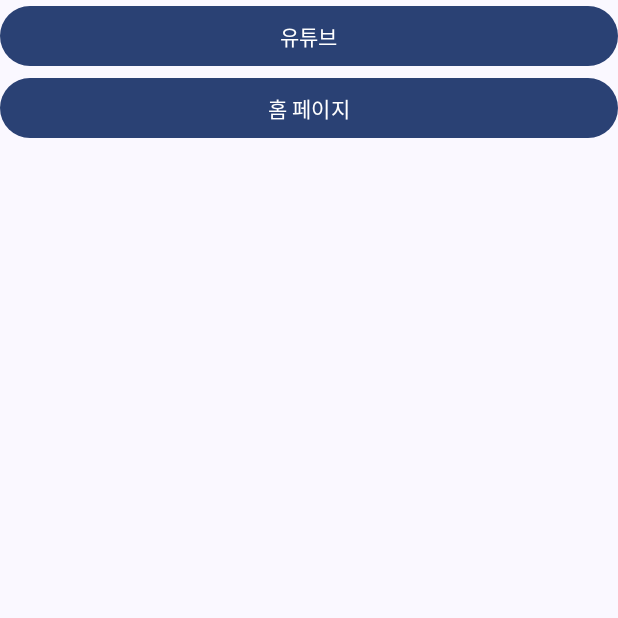
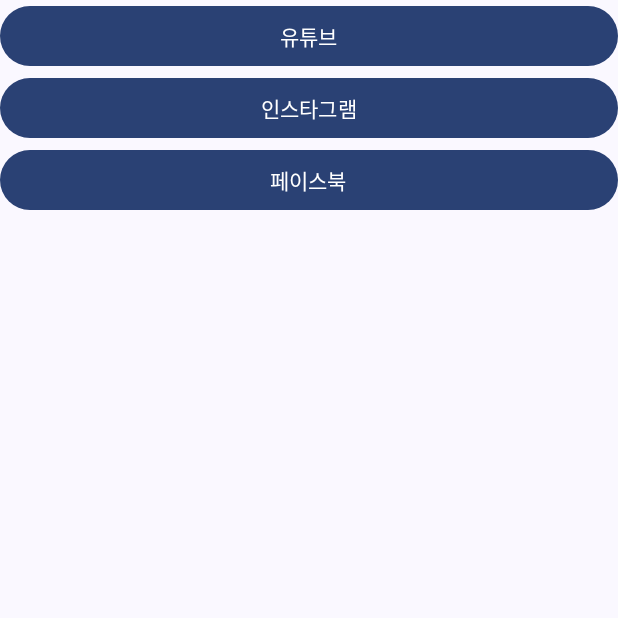
Before and after one commit to choongmoo/S25W05Intent, an Android app built with Jetpack Compose: the screen it shows after launch (MainActivity), after a tap on "유튜브", on a phone screen of 412 x 824 dp, the top half of it. Run offline under Robolectric (Android 15) with nearby library versions, the phone set to English and light mode, and no system bars.

Commit message:
♻️Refactoring

```diff
--- a/app/src/main/java/kr/ac/kumoh/s20171268/s25w05intent/MainActivity.kt
+++ b/app/src/main/java/kr/ac/kumoh/s20171268/s25w05intent/MainActivity.kt
@@ -38,44 +38,46 @@ fun MainScreen() {
                 .fillMaxSize()
                 .padding(innerPadding)
         ) {
-            IntentYouTube()
-            IntentHomepage()
+//            IntentYouTube()
+//            IntentHomepage()
+
+            IntentButton(
+                text = "유튜브",
+                link = "https://www.youtube.com/results?search_query=android+developers"
+            )
+
+            IntentButton(
+                text = "인스타그램",
+                link = "https://www.instagram.com/blackpinkofficial/"
+            )
+
+            IntentButton(
+                text = "페이스북",
+                link = "https://www.facebook.com/bangtan.official"
+            )
+
+
         }
     }
 }
 
 @Composable
-fun IntentYouTube(modifier: Modifier = Modifier) {
+fun IntentButton(
+    modifier: Modifier = Modifier,
+    text: String,
+    link: String,
+) {
     val context = LocalContext.current
 
     Button(
         modifier = modifier
             .fillMaxWidth(),
         onClick = {
-            val uri = "https://www.youtube.com/results?search_query=android+developers".toUri()
+            val uri = link.toUri()
             val intent = Intent(Intent.ACTION_VIEW, uri)
             context.startActivity(intent)
         }
     ) {
-        Text("유튜브")
+        Text(text)
     }
 }
-
-@Composable
-fun IntentHomepage(modifier: Modifier = Modifier) {
-    val context = LocalContext.current
-
-    Button(
-        modifier = modifier
-            .fillMaxWidth(),
-        onClick = {
-            //val uri = "https://www.facebook.com/[본인 계정]".toUri()
-            //val uri = "https://bwoh.github.io".toUri()
-            val uri = "https://www.facebook.com/bangtan.official".toUri()
-            val intent = Intent(Intent.ACTION_VIEW, uri)
-            context.startActivity(intent)
-        }
-    ) {
-        Text("홈 페이지")
-    }
-}
```
